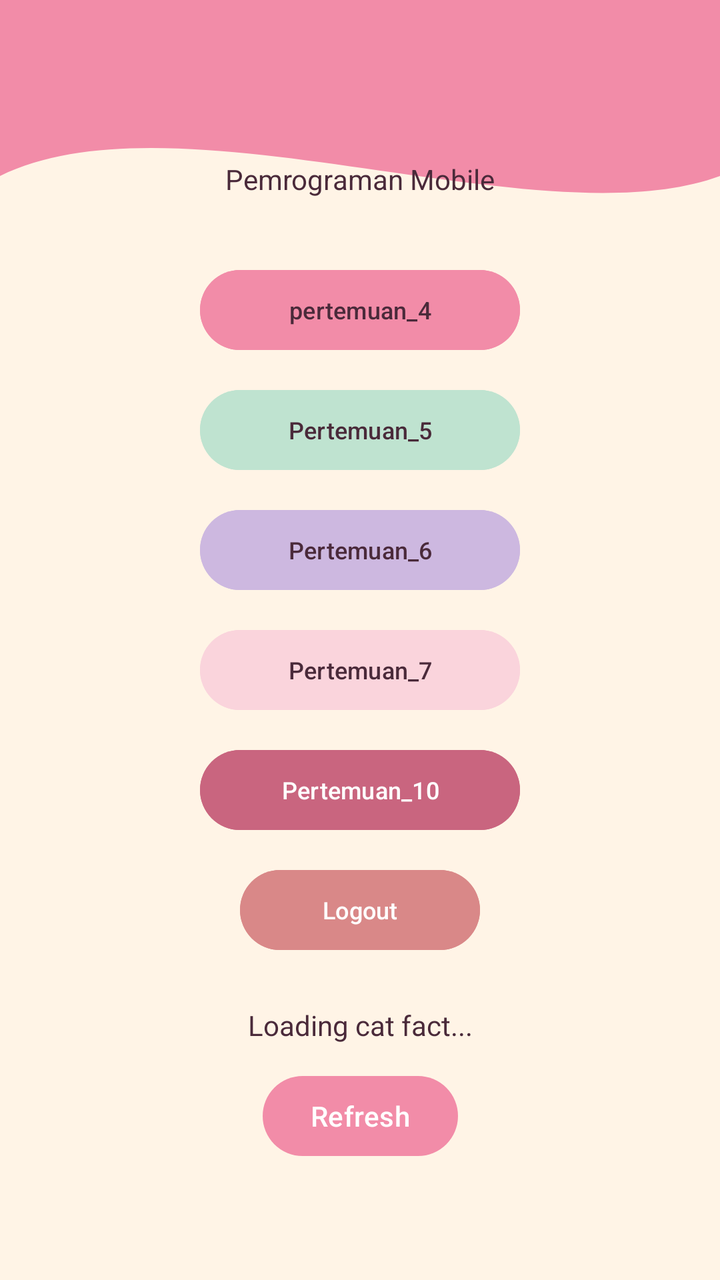
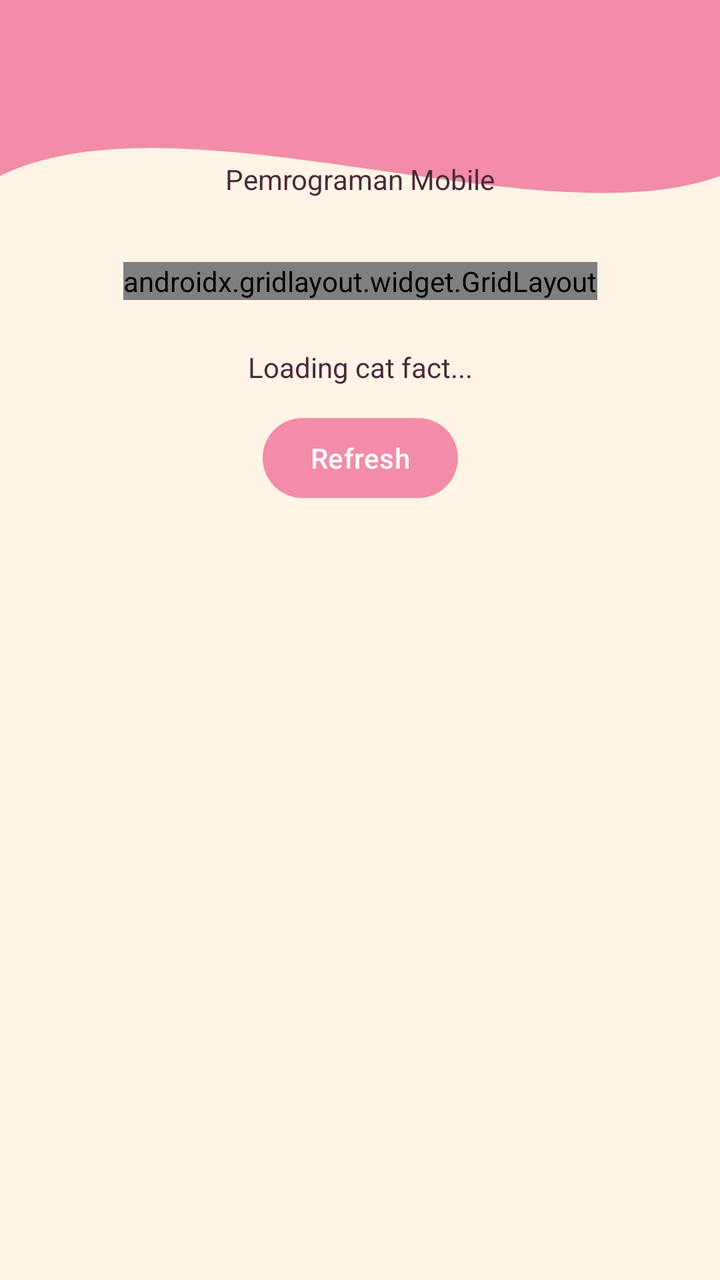

Screens rendered from an Android XML layout before and after an edit, with the pre-edit source and the edit as a unified diff.
<!-- AndroidManifest.xml: application theme Theme.Saturnussalsa -->
<!-- res/layout/fragment_home.xml -->
<?xml version="1.0" encoding="utf-8"?>
<androidx.coordinatorlayout.widget.CoordinatorLayout xmlns:android="http://schemas.android.com/apk/res/android"
    xmlns:app="http://schemas.android.com/apk/res-auto"
    xmlns:tools="http://schemas.android.com/tools"
    android:layout_width="match_parent"
    android:layout_height="match_parent"
    android:background="@color/screen_background"
    tools:context=".home.HomeFragment">

    
    <View
        android:layout_width="match_parent"
        android:layout_height="220dp"
        android:background="@drawable/bg_header_wave"
        android:layout_gravity="top" />

    <com.google.android.material.appbar.AppBarLayout
        android:id="@+id/appBarLayout"
        android:layout_width="match_parent"
        android:layout_height="wrap_content"
        android:background="@android:color/transparent"
        app:elevation="0dp"
        android:theme="@style/ThemeOverlay.AppCompat.Dark.ActionBar">

        <androidx.appcompat.widget.Toolbar
            android:id="@+id/toolbar"
            android:layout_width="match_parent"
            android:layout_height="?attr/actionBarSize"
            android:background="@android:color/transparent"
            app:titleTextColor="@android:color/white"
            app:layout_scrollFlags="scroll|enterAlways" />

    </com.google.android.material.appbar.AppBarLayout>

    
    <androidx.core.widget.NestedScrollView
        android:layout_width="match_parent"
        android:layout_height="match_parent"
        android:fillViewport="true"
        app:layout_behavior="@string/appbar_scrolling_view_behavior">

        <androidx.constraintlayout.widget.ConstraintLayout
            android:layout_width="match_parent"
            android:layout_height="wrap_content"
            android:padding="16dp">

            <TextView
                android:id="@+id/textViewWelcome"
                android:layout_width="wrap_content"
                android:layout_height="wrap_content"
                android:text="Pemrograman Mobile"
                android:textColor="@color/text_primary"
                android:textSize="14sp"
                app:layout_constraintEnd_toEndOf="parent"
                app:layout_constraintStart_toStartOf="parent"
                app:layout_constraintTop_toTopOf="parent" />

            <LinearLayout
                android:id="@+id/linearLayoutButtons"
                android:layout_width="wrap_content"
                android:layout_height="wrap_content"
                android:layout_marginTop="32dp"
                android:gravity="center_horizontal"
                android:orientation="vertical"
                app:layout_constraintEnd_toEndOf="parent"
                app:layout_constraintStart_toStartOf="parent"
                app:layout_constraintTop_toBottomOf="@+id/textViewWelcome">

                <com.google.android.material.button.MaterialButton
                    android:id="@+id/btnToFourth"
                    android:layout_width="160dp"
                    android:layout_height="48dp"
                    android:layout_marginBottom="12dp"
                    android:backgroundTint="@color/palette_p4"
                    android:text="pertemuan_4"
                    android:textAllCaps="false"
                    android:textColor="@color/text_primary"
                    android:textSize="12sp"
                    app:cornerRadius="24dp" />

                <com.google.android.material.button.MaterialButton
                    android:id="@+id/btnToFifth"
                    android:layout_width="160dp"
                    android:layout_height="48dp"
                    android:layout_marginBottom="12dp"
                    android:backgroundTint="@color/palette_p5"
                    android:text="Pertemuan_5"
                    android:textAllCaps="false"
                    android:textColor="@color/text_primary"
                    android:textSize="12sp"
                    app:cornerRadius="24dp" />

                <com.google.android.material.button.MaterialButton
                    android:id="@+id/btnToSixth"
                    android:layout_width="160dp"
                    android:layout_height="48dp"
                    android:layout_marginBottom="12dp"
                    android:backgroundTint="@color/palette_p6"
                    android:text="Pertemuan_6"
                    android:textAllCaps="false"
                    android:textColor="@color/text_primary"
                    android:textSize="12sp"
                    app:cornerRadius="24dp" />

                <com.google.android.material.button.MaterialButton
                    android:id="@+id/btnToSeventh"
                    android:layout_width="160dp"
                    android:layout_height="48dp"
                    android:layout_marginBottom="12dp"
                    android:backgroundTint="@color/palette_p7"
                    android:text="Pertemuan_7"
                    android:textAllCaps="false"
                    android:textColor="@color/text_primary"
                    android:textSize="12sp"
                    app:cornerRadius="24dp" />

                <com.google.android.material.button.MaterialButton
                    android:id="@+id/btnToTenth"
                    android:layout_width="160dp"
                    android:layout_height="48dp"
                    android:layout_marginBottom="12dp"
                    android:backgroundTint="@color/palette_p10"
                    android:text="Pertemuan_10"
                    android:textAllCaps="false"
                    android:textColor="#FFFFFF"
                    android:textSize="12sp"
                    app:cornerRadius="24dp" />

                <com.google.android.material.button.MaterialButton
                    android:id="@+id/btnLogout"
                    android:layout_width="120dp"
                    android:layout_height="48dp"
                    android:backgroundTint="@color/palette_logout"
                    android:text="Logout"
                    android:textAllCaps="false"
                    android:textColor="#FFFFFF"
                    android:textSize="12sp"
                    app:cornerRadius="24dp" />

            </LinearLayout>

            <TextView
                android:id="@+id/tvCatFact"
                android:layout_width="match_parent"
                android:layout_height="wrap_content"
                android:layout_marginTop="24dp"
                android:gravity="center"
                android:text="Loading cat fact..."
                android:textAlignment="center"
                android:textColor="@color/text_primary"
                android:textSize="14sp"
                app:layout_constraintTop_toBottomOf="@+id/linearLayoutButtons" />

            <Button
                android:id="@+id/btnRefresh"
                android:layout_width="wrap_content"
                android:layout_height="wrap_content"
                android:layout_marginTop="12dp"
                android:text="Refresh"
                app:layout_constraintEnd_toEndOf="parent"
                app:layout_constraintStart_toStartOf="parent"
                app:layout_constraintTop_toBottomOf="@+id/tvCatFact" />

            <androidx.recyclerview.widget.RecyclerView
                android:id="@+id/rvGallery"
                android:layout_width="match_parent"
                android:layout_height="wrap_content"
                android:padding="8dp"
                app:layout_constraintTop_toBottomOf="@+id/btnRefresh" />

        </androidx.constraintlayout.widget.ConstraintLayout>

    </androidx.core.widget.NestedScrollView>

</androidx.coordinatorlayout.widget.CoordinatorLayout>
<!-- resources referenced by this layout -->
<resources>
  <color name="palette_logout">#D98888</color>
  <color name="palette_p10">@color/dusty_rose</color>
  <color name="palette_p4">@color/rose_pink</color>
  <color name="palette_p5">@color/soft_mint</color>
  <color name="palette_p6">@color/lavender</color>
  <color name="palette_p7">@color/blush</color>
  <color name="screen_background">@color/cream</color>
  <color name="text_primary">@color/plum</color>
  <!-- drawable bg_header_wave (drawable) -->
  <vector xmlns:android="http://schemas.android.com/apk/res/android"
      android:width="100dp"
      android:height="100dp"
      android:viewportWidth="100"
      android:viewportHeight="100">
  
      <path
          android:fillColor="?attr/colorPrimary"
          android:pathData="
              M0,0
              L100,0
              L100,40
              C 75,55
                25,20
                0,40
              Z" />
  </vector>
  <style name="Theme.Saturnussalsa" parent="Base.Theme.Saturnussalsa" />
  <color name="dusty_rose">#C9657F</color>
  <color name="rose_pink">#F28CA8</color>
  <color name="soft_mint">#BFE3D0</color>
  <color name="lavender">#CDB8E0</color>
  <color name="blush">#FAD4DC</color>
  <color name="cream">#FFF4E6</color>
  <color name="plum">#4A2A3A</color>
  <style name="Base.Theme.Saturnussalsa" parent="Theme.Material3.DayNight.NoActionBar">
          
          <item name="colorPrimary">@color/purple_primary</item>
          <item name="colorOnPrimary">@color/white</item>
          <item name="colorPrimaryContainer">@color/purple_container</item>
      </style>
  <color name="purple_primary">@color/rose_pink</color>
  <color name="white">#FFFFFFFF</color>
  <color name="purple_container">@color/cream</color>
</resources>

<!-- the commit's change to res/layout/fragment_home.xml (unified diff, before → after) -->
@@ -55,22 +55,21 @@
                 app:layout_constraintStart_toStartOf="parent"
                 app:layout_constraintTop_toTopOf="parent" />
 
-            <LinearLayout
-                android:id="@+id/linearLayoutButtons"
+            <androidx.gridlayout.widget.GridLayout
+                android:id="@+id/grid_button"
                 android:layout_width="wrap_content"
                 android:layout_height="wrap_content"
                 android:layout_marginTop="32dp"
-                android:gravity="center_horizontal"
-                android:orientation="vertical"
+                app:columnCount="2"
                 app:layout_constraintEnd_toEndOf="parent"
                 app:layout_constraintStart_toStartOf="parent"
                 app:layout_constraintTop_toBottomOf="@+id/textViewWelcome">
 
                 <com.google.android.material.button.MaterialButton
                     android:id="@+id/btnToFourth"
-                    android:layout_width="160dp"
+                    android:layout_width="150dp"
                     android:layout_height="48dp"
-                    android:layout_marginBottom="12dp"
+                    android:layout_margin="8dp"
                     android:backgroundTint="@color/palette_p4"
                     android:text="pertemuan_4"
                     android:textAllCaps="false"
@@ -80,9 +79,9 @@
 
                 <com.google.android.material.button.MaterialButton
                     android:id="@+id/btnToFifth"
-                    android:layout_width="160dp"
+                    android:layout_width="150dp"
                     android:layout_height="48dp"
-                    android:layout_marginBottom="12dp"
+                    android:layout_margin="8dp"
                     android:backgroundTint="@color/palette_p5"
                     android:text="Pertemuan_5"
                     android:textAllCaps="false"
@@ -92,9 +91,9 @@
 
                 <com.google.android.material.button.MaterialButton
                     android:id="@+id/btnToSixth"
-                    android:layout_width="160dp"
+                    android:layout_width="150dp"
                     android:layout_height="48dp"
-                    android:layout_marginBottom="12dp"
+                    android:layout_margin="8dp"
                     android:backgroundTint="@color/palette_p6"
                     android:text="Pertemuan_6"
                     android:textAllCaps="false"
@@ -104,9 +103,9 @@
 
                 <com.google.android.material.button.MaterialButton
                     android:id="@+id/btnToSeventh"
-                    android:layout_width="160dp"
+                    android:layout_width="150dp"
                     android:layout_height="48dp"
-                    android:layout_marginBottom="12dp"
+                    android:layout_margin="8dp"
                     android:backgroundTint="@color/palette_p7"
                     android:text="Pertemuan_7"
                     android:textAllCaps="false"
@@ -116,9 +115,9 @@
 
                 <com.google.android.material.button.MaterialButton
                     android:id="@+id/btnToTenth"
-                    android:layout_width="160dp"
+                    android:layout_width="150dp"
                     android:layout_height="48dp"
-                    android:layout_marginBottom="12dp"
+                    android:layout_margin="8dp"
                     android:backgroundTint="@color/palette_p10"
                     android:text="Pertemuan_10"
                     android:textAllCaps="false"
@@ -127,17 +126,32 @@
                     app:cornerRadius="24dp" />
 
                 <com.google.android.material.button.MaterialButton
+                    android:id="@+id/btnToEleventh"
+                    android:layout_width="150dp"
+                    android:layout_height="48dp"
+                    android:layout_margin="8dp"
+                    android:backgroundTint="@color/purple_primary"
+                    android:text="Pertemuan_11"
+                    android:textAllCaps="false"
+                    android:textColor="#FFFFFF"
+                    android:textSize="12sp"
+                    app:cornerRadius="24dp" />
+
+                <com.google.android.material.button.MaterialButton
                     android:id="@+id/btnLogout"
-                    android:layout_width="120dp"
+                    android:layout_width="150dp"
                     android:layout_height="48dp"
+                    android:layout_margin="8dp"
                     android:backgroundTint="@color/palette_logout"
                     android:text="Logout"
                     android:textAllCaps="false"
                     android:textColor="#FFFFFF"
                     android:textSize="12sp"
+                    app:layout_columnSpan="2"
+                    app:layout_gravity="center_horizontal"
                     app:cornerRadius="24dp" />
 
-            </LinearLayout>
+            </androidx.gridlayout.widget.GridLayout>
 
             <TextView
                 android:id="@+id/tvCatFact"
@@ -149,7 +163,7 @@
                 android:textAlignment="center"
                 android:textColor="@color/text_primary"
                 android:textSize="14sp"
-                app:layout_constraintTop_toBottomOf="@+id/linearLayoutButtons" />
+                app:layout_constraintTop_toBottomOf="@+id/grid_button" />
 
             <Button
                 android:id="@+id/btnRefresh"
